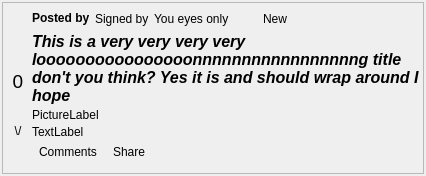
This is retroshare-gui/src/gui/Posted/BoardPostDisplayWidget_card.ui in RetroShare/RetroShare as Qt 5 draws it before an edit. The edited form follows.
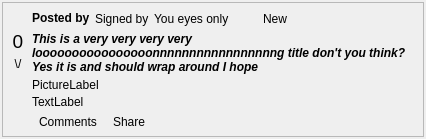
This is the edited form. Icons and pictures are not drawn. Custom widgets are drawn as their Qt base class.

```diff
--- a/retroshare-gui/src/gui/Posted/BoardPostDisplayWidget_card.ui
+++ b/retroshare-gui/src/gui/Posted/BoardPostDisplayWidget_card.ui
@@ -181,6 +181,12 @@
              <property name="orientation">
               <enum>Qt::Vertical</enum>
              </property>
+             <property name="sizeHint" stdset="0">
+              <size>
+               <width>0</width>
+               <height>0</height>
+              </size>
+             </property>
             </spacer>
            </item>
           </layout>
@@ -314,7 +320,6 @@
             </property>
             <property name="font">
              <font>
-              <pointsize>12</pointsize>
               <weight>75</weight>
               <italic>true</italic>
               <bold>true</bold>
@@ -456,6 +461,12 @@
         <property name="orientation">
          <enum>Qt::Vertical</enum>
         </property>
+        <property name="sizeHint" stdset="0">
+         <size>
+          <width>0</width>
+          <height>0</height>
+         </size>
+        </property>
        </spacer>
       </item>
      </layout>
@@ -464,17 +475,17 @@
   </layout>
  </widget>
  <customwidgets>
+  <customwidget>
+   <class>GxsIdLabel</class>
+   <extends>QLabel</extends>
+   <header>gui/gxs/GxsIdLabel.h</header>
+  </customwidget>
   <customwidget>
    <class>ElidedLabel</class>
    <extends>QLabel</extends>
    <header>gui/common/ElidedLabel.h</header>
    <container>1</container>
   </customwidget>
-  <customwidget>
-   <class>GxsIdLabel</class>
-   <extends>QLabel</extends>
-   <header>gui/gxs/GxsIdLabel.h</header>
-  </customwidget>
  </customwidgets>
  <resources>
   <include location="../images.qrc"/>
```
